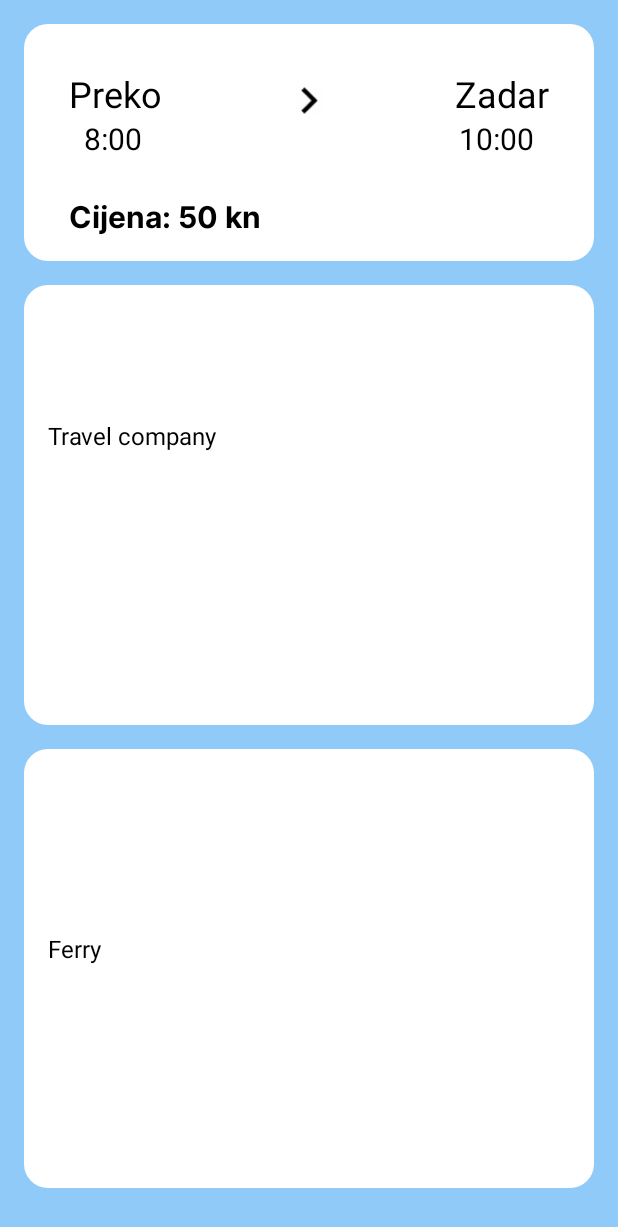
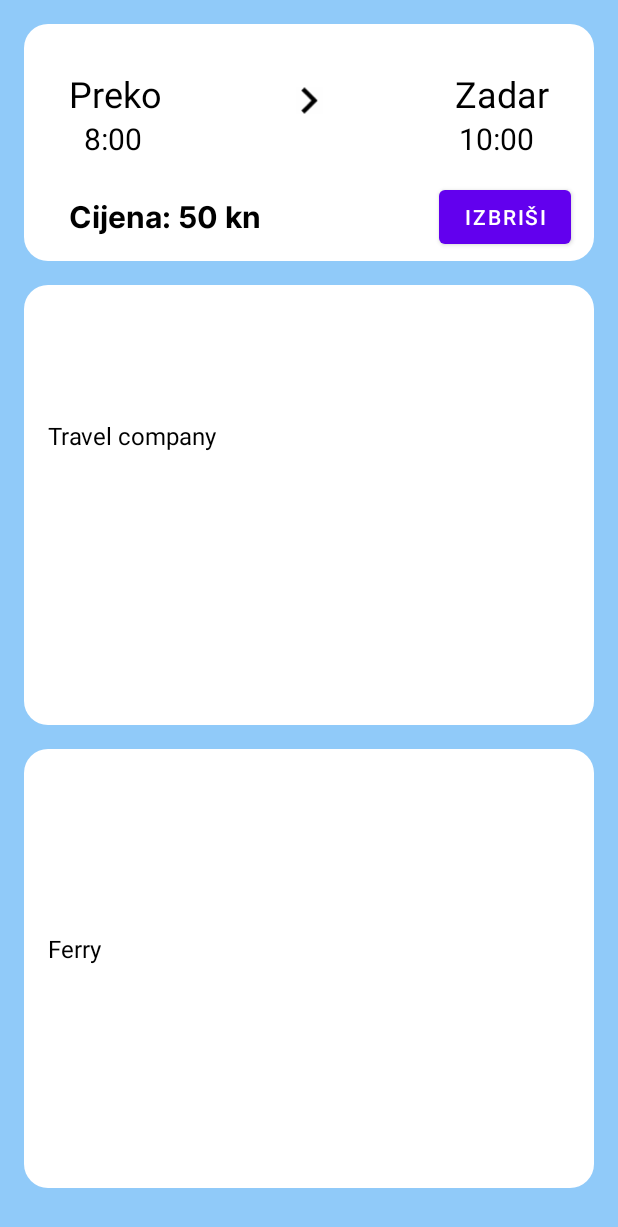
Before and after one commit to lukasunara/trajekt-express, an Android app: the fragment TripDetailsFragment placed in its activity, on a phone screen of 412 x 824 dp. Shown: the top 1227 px of the screen. Run offline under Robolectric (Android 15) with nearby library versions, the phone set to English and light mode, and no system bars; our stand-ins replace Dagger/Hilt's generated code; libraries missing offline, so code that uses them is left out: by.kirich1409.viewbindingdelegate.

Commit message:
delete item

```diff
--- a/android/app/src/main/java/com/example/trajektexpress/networking/TrajektExpressService.kt
+++ b/android/app/src/main/java/com/example/trajektexpress/networking/TrajektExpressService.kt
@@ -2,10 +2,15 @@ package com.example.trajektexpress.networking
 
 import com.example.trajektexpress.networking.model.TripsNetworkResponse
 import io.reactivex.Single
+import retrofit2.http.DELETE
 import retrofit2.http.GET
+import retrofit2.http.Query
 
 interface TrajektExpressService {
 
     @GET("/trips/getAll")
     fun getAllTrips() : Single<TripsNetworkResponse>
+
+    @DELETE("trips/delete")
+    fun deleteTrip(@Query("tripId") tripId: Int) : Single<Unit>
 }
--- a/android/app/src/main/java/com/example/trajektexpress/networking/repository/ITripRepository.kt
+++ b/android/app/src/main/java/com/example/trajektexpress/networking/repository/ITripRepository.kt
@@ -5,4 +5,5 @@ import io.reactivex.Single
 
 interface ITripRepository {
     fun getAllTrips() : Single<TripsNetworkResponse>
+    fun deleteTrip(tripId : Int) : Single<Unit>
 }
--- a/android/app/src/main/java/com/example/trajektexpress/networking/repository/TripRepository.kt
+++ b/android/app/src/main/java/com/example/trajektexpress/networking/repository/TripRepository.kt
@@ -9,4 +9,8 @@ class TripRepository @Inject constructor(private val trajektExpressService: Traj
     override fun getAllTrips(): Single<TripsNetworkResponse> {
         return trajektExpressService.getAllTrips()
     }
+
+    override fun deleteTrip(tripId: Int): Single<Unit> {
+        return trajektExpressService.deleteTrip(tripId)
+    }
 }
--- a/android/app/src/main/res/layout/item_trip.xml
+++ b/android/app/src/main/res/layout/item_trip.xml
@@ -78,5 +78,16 @@
         app:layout_constraintBottom_toBottomOf="parent"
         android:text="Cijena: 50 kn"/>
 
+    <Button
+        android:id="@+id/izbrisi"
+        android:layout_width="wrap_content"
+        android:layout_height="wrap_content"
+        android:layout_marginEnd="15dp"
+        android:layout_marginBottom="5dp"
+        android:text="Izbriši"
+        app:layout_constraintEnd_toEndOf="parent"
+        app:layout_constraintBottom_toBottomOf="parent"/>
+
+
 
 </androidx.constraintlayout.widget.ConstraintLayout>
```
Also changed, not shown: android/app/src/main/java/com/example/trajektexpress/util/adapter/TripsAdapter.kt (+7 -2 lines), android/app/src/main/java/com/example/trajektexpress/view/fragment/TripsFragment.kt (+13 -0 lines), android/app/src/main/java/com/example/trajektexpress/viewmodel/TripsViewModel.kt (+13 -0 lines).
